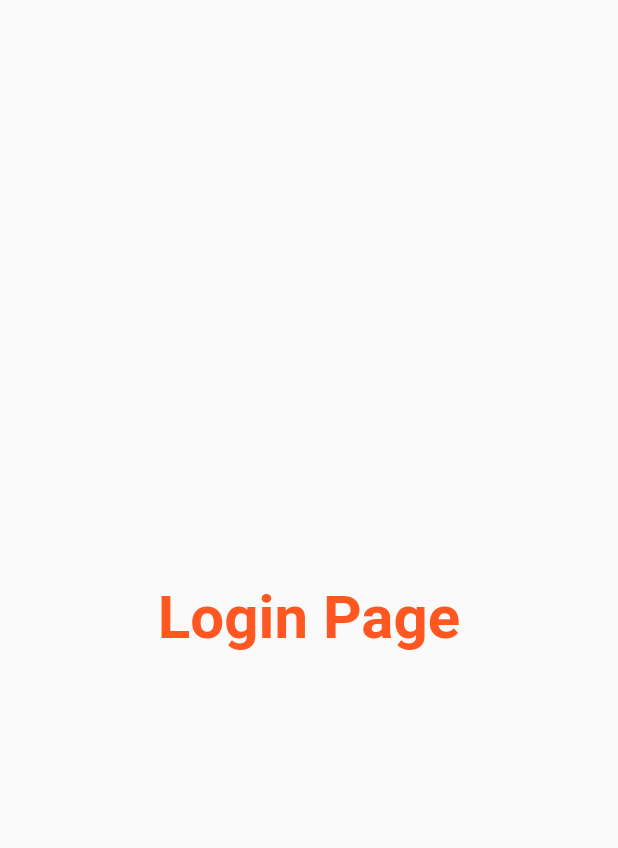
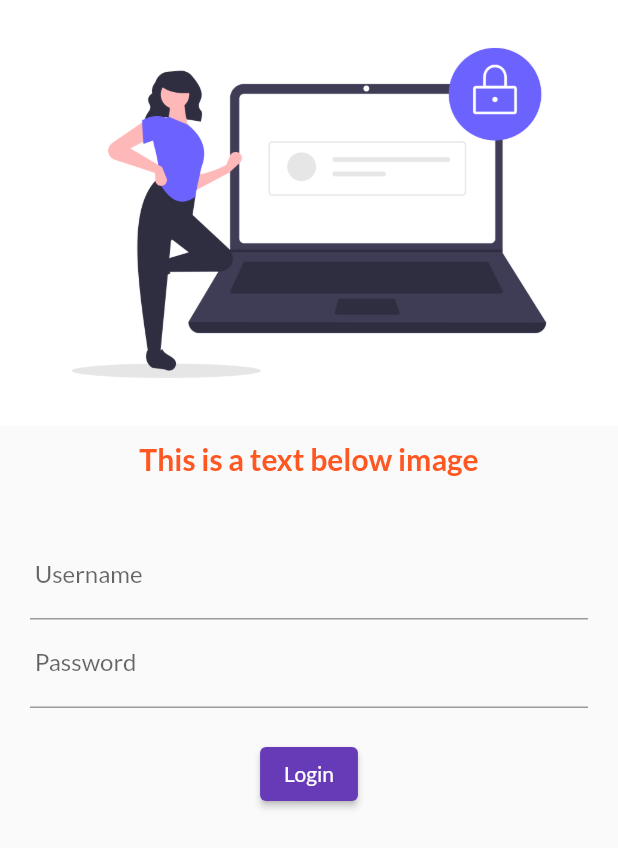
Before and after one commit to RitikPatill/flutter-app-development, a Flutter app: the screen it shows after launch, on a phone screen of 412 x 824 dp. Shown: the top 848 px of the screen. Run offline on Flutter 3.47's test engine with Material 2 defaults, Android fonts, the phone set to English and light mode, and no system bars; our stand-ins replace google_fonts.

Commit message:
day4 completed

```diff
--- a/lib/main.dart
+++ b/lib/main.dart
@@ -1,4 +1,5 @@
 import 'package:flutter/material.dart';
+import 'package:google_fonts/google_fonts.dart';
 import 'package:my_first_flutter_app/pages/home_page.dart';
 import 'package:my_first_flutter_app/pages/login_page.dart';
 
@@ -14,7 +15,12 @@ class MyApp extends StatelessWidget {
     return MaterialApp(
       // home: Homepage(),
       themeMode: ThemeMode.light,
-      theme: ThemeData(primarySwatch: Colors.deepPurple),
+      theme: ThemeData(
+        primarySwatch: Colors.deepPurple,
+        fontFamily: GoogleFonts.lato().fontFamily,
+        //primaryTextTheme: GoogleFonts.latoTextTheme()
+      ),
+
       darkTheme: ThemeData(
         brightness: Brightness.dark,
       ),
--- a/lib/pages/login_page.dart
+++ b/lib/pages/login_page.dart
@@ -6,15 +6,51 @@ class LoginPage extends StatelessWidget {
   @override
   Widget build(BuildContext context) {
     return Material(
-      child: Center(
-        child: Text(
-          "Login Page",
-          style: TextStyle(
-            fontSize: 40,
-            color: Colors.deepOrange,
-            fontWeight: FontWeight.bold,
+      child: Column(
+        children: [
+          Image.asset("assests/images/undraw_secure_login_pdn4.png"),
+          SizedBox(
+            height: 10.0,
           ),
-        ),
+          Text(
+            "This is a text below image",
+            style: TextStyle(
+              fontSize: 20,
+              fontWeight: FontWeight.bold,
+              color: Colors.deepOrange,
+            ),
+          ),
+          SizedBox(
+            height: 20,
+          ),
+          Padding(
+            padding: const EdgeInsets.symmetric(vertical: 16.0,horizontal: 20.0),
+            child: Column(
+              children: [
+                TextFormField(
+              decoration: InputDecoration(
+                hintText: " Enter Username",
+                labelText: " Username",
+              ),
+            ),
+            TextFormField(
+              obscureText: true,
+              decoration: InputDecoration(
+
+                hintText: " Enter Password",
+                labelText: " Password",
+              ),
+            ),
+            SizedBox(
+              height: 20,
+            ),
+            ElevatedButton(onPressed: (){},
+             child:Text("Login"),
+             style: TextButton.styleFrom(), )
+              ],
+            ),
+          )
+        ],
       ),
     );
   }
--- a/pubspec.yaml
+++ b/pubspec.yaml
@@ -28,6 +28,7 @@ dependencies:
   # The following adds the Cupertino Icons font to your application.
   # Use with the CupertinoIcons class for iOS style icons.
   cupertino_icons: ^1.0.2
+  google_fonts: ^2.1.0
 
 dev_dependencies:
   flutter_test:
@@ -45,8 +46,8 @@ flutter:
   uses-material-design: true
 
   # To add assets to your application, add an assets section, like this:
-  # assets:
-  #   - images/a_dot_burr.jpeg
+  assets:
+    - assests/images/
   #   - images/a_dot_ham.jpeg
 
   # An image asset can refer to one or more resolution-specific "variants", see
```
Also changed, not shown: assests/images/undraw_secure_login_pdn4.png (added), pubspec.lock.
